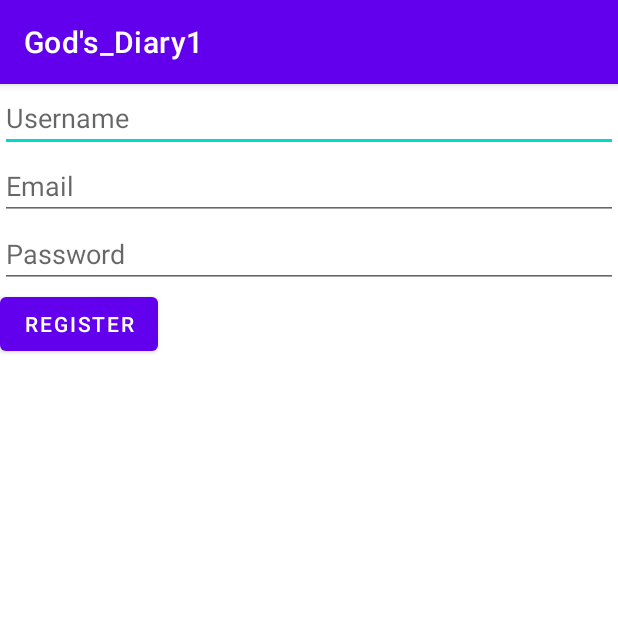
After one commit to AvaLonFX/Gods_Diary1, an Android app: the MainActivity3 screen opened directly, with no data from a screen before it, on a phone screen of 412 x 824 dp, the top half of it. The commit adds this screen. Run offline under Robolectric (Android 15) with nearby library versions, the phone set to English and light mode, and no system bars.

Commit message:
Napravi menu kako triba

```diff
--- a/app/build.gradle
+++ b/app/build.gradle
@@ -36,4 +36,8 @@ dependencies {
     testImplementation 'junit:junit:4.13.2'
     androidTestImplementation 'androidx.test.ext:junit:1.1.3'
     androidTestImplementation 'androidx.test.espresso:espresso-core:3.4.0'
+
+    implementation 'androidx.room:room-runtime:2.5.1'
+    annotationProcessor 'androidx.room:room-compiler:2.5.1'
+
 }
--- a/app/src/main/AndroidManifest.xml
+++ b/app/src/main/AndroidManifest.xml
@@ -11,6 +11,9 @@
         android:supportsRtl="true"
         android:theme="@style/Theme.Gods_Diary1"
         tools:targetApi="31">
+        <activity
+            android:name=".MainActivity3"
+            android:exported="false" />
         <activity
             android:name=".MainActivity2"
             android:exported="false" />
--- /dev/null
+++ b/app/src/main/java/com/example/gods_diary1/MainActivity3.java
@@ -0,0 +1,49 @@
+package com.example.gods_diary1;
+import android.os.Bundle;
+import android.view.View;
+import android.widget.Button;
+import android.widget.EditText;
+import android.widget.Toast;
+
+import androidx.appcompat.app.AppCompatActivity;
+
+public class MainActivity3 extends AppCompatActivity {
+
+    private EditText editTextUsername;
+    private EditText editTextEmail;
+    private EditText editTextPassword;
+    private Button buttonRegister;
+
+    @Override
+    protected void onCreate(Bundle savedInstanceState) {
+        super.onCreate(savedInstanceState);
+        setContentView(R.layout.activity_main3);
+
+        editTextUsername = findViewById(R.id.editTextUsername);
+        editTextEmail = findViewById(R.id.editTextEmail);
+        editTextPassword = findViewById(R.id.editTextPassword);
+        buttonRegister = findViewById(R.id.buttonRegister);
+
+        buttonRegister.setOnClickListener(new View.OnClickListener() {
+            @Override
+            public void onClick(View v) {
+                registerUser();
+            }
+        });
+    }
+
+    private void registerUser() {
+        // Get user input
+        String username = editTextUsername.getText().toString().trim();
+        String email = editTextEmail.getText().toString().trim();
+        String password = editTextPassword.getText().toString().trim();
+
+        // Perform registration validation
+        if (username.isEmpty() || email.isEmpty() || password.isEmpty()) {
+            Toast.makeText(this, "Please fill in all fields", Toast.LENGTH_SHORT).show();
+        } else {
+            // TODO: Perform registration logic here
+            Toast.makeText(this, "Registration successful", Toast.LENGTH_SHORT).show();
+        }
+    }
+}
--- /dev/null
+++ b/app/src/main/res/layout/activity_main3.xml
@@ -0,0 +1,32 @@
+<?xml version="1.0" encoding="utf-8"?>
+<LinearLayout  xmlns:android="http://schemas.android.com/apk/res/android"
+    android:layout_width="match_parent"
+    android:layout_height="match_parent"
+    android:orientation="vertical">
+
+    <EditText
+        android:id="@+id/editTextUsername"
+        android:layout_width="match_parent"
+        android:layout_height="wrap_content"
+        android:hint="Username" />
+
+    <EditText
+        android:id="@+id/editTextEmail"
+        android:layout_width="match_parent"
+        android:layout_height="wrap_content"
+        android:hint="Email" />
+
+    <EditText
+        android:id="@+id/editTextPassword"
+        android:layout_width="match_parent"
+        android:layout_height="wrap_content"
+        android:inputType="textPassword"
+        android:hint="Password" />
+
+    <Button
+        android:id="@+id/buttonRegister"
+        android:layout_width="wrap_content"
+        android:layout_height="wrap_content"
+        android:text="Register" />
+
+</LinearLayout>
```
Also changed, not shown: app/src/main/java/com/example/gods_diary1/MainActivity.java (+11 -0 lines), app/src/main/java/com/example/gods_diary1/test.java (added, +15 -0 lines), app/src/main/java/com/example/gods_diary1/testDao.java (added, +12 -0 lines), app/src/main/res/layout/activity_main.xml (+9 -0 lines).
